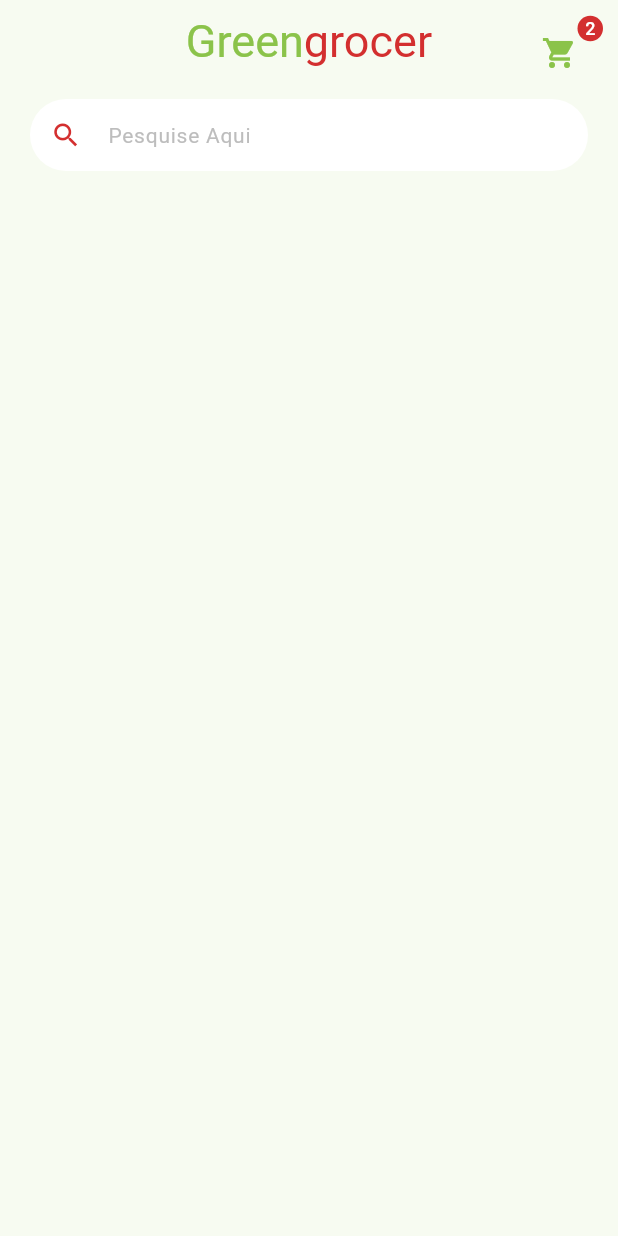
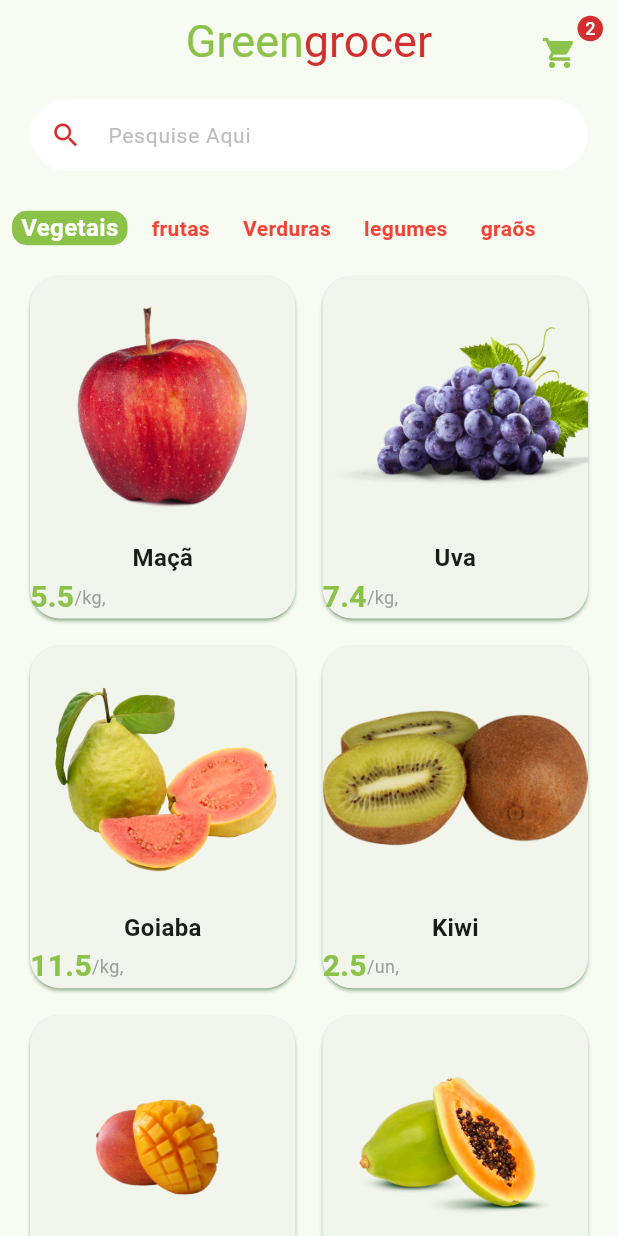
Before and after one commit to iagocarvalho07/grocerstore, a Flutter app: the HomeTab screen opened directly, on a phone screen of 412 x 824 dp. Run offline on Flutter 3.47's test engine with Material 3 defaults, Android fonts, the phone set to English and light mode, and no system bars; our stand-ins replace animated_text_kit, mask_text_input_formatter.

Commit message:
submit changes

```diff
--- a/lib/main.dart
+++ b/lib/main.dart
@@ -1,5 +1,6 @@
 import 'package:flutter/material.dart';
-import 'package:grocerstore/src/authentication/sing_in.dart';
+import 'package:flutter/widgets.dart';
+import 'package:grocerstore/src/pages/authentication/sing_in.dart';
 
 void main() {
   runApp(const MyApp());
--- /dev/null
+++ b/lib/src/config/ap_data.dart
@@ -0,0 +1,66 @@
+
+import '../models/itens_model.dart';
+
+ItemModel apple = ItemModel(
+  description:
+  'A melhor maçã da região e que conta com o melhor preço de qualquer quitanda. Este item conta com vitaminas essenciais para o fortalecimento corporal, resultando em uma vida saudável.',
+  imgUrl: 'assets/fruits/apple.png',
+  itemName: 'Maçã',
+  price: 5.5,
+  unit: 'kg',
+);
+
+ItemModel grape = ItemModel(
+  imgUrl: 'assets/fruits/grape.png',
+  itemName: 'Uva',
+  price: 7.4,
+  unit: 'kg',
+  description:
+  'A melhor uva da região e que conta com o melhor preço de qualquer quitanda. Este item conta com vitaminas essenciais para o fortalecimento corporal, resultando em uma vida saudável.',
+);
+
+ItemModel guava = ItemModel(
+  imgUrl: 'assets/fruits/guava.png',
+  itemName: 'Goiaba',
+  price: 11.5,
+  unit: 'kg',
+  description:
+  'A melhor goiaba da região e que conta com o melhor preço de qualquer quitanda. Este item conta com vitaminas essenciais para o fortalecimento corporal, resultando em uma vida saudável.',
+);
+
+ItemModel kiwi = ItemModel(
+  imgUrl: 'assets/fruits/kiwi.png',
+  itemName: 'Kiwi',
+  price: 2.5,
+  unit: 'un',
+  description:
+  'O melhor kiwi da região e que conta com o melhor preço de qualquer quitanda. Este item conta com vitaminas essenciais para o fortalecimento corporal, resultando em uma vida saudável.',
+);
+
+ItemModel mango = ItemModel(
+  imgUrl: 'assets/fruits/mango.png',
+  itemName: 'Manga',
+  price: 2.5,
+  unit: 'un',
+  description:
+  'A melhor manga da região e que conta com o melhor preço de qualquer quitanda. Este item conta com vitaminas essenciais para o fortalecimento corporal, resultando em uma vida saudável.',
+);
+
+ItemModel papaya = ItemModel(
+  imgUrl: 'assets/fruits/papaya.png',
+  itemName: 'Mamão papaya',
+  price: 8,
+  unit: 'kg',
+  description:
+  'O melhor mamão da região e que conta com o melhor preço de qualquer quitanda. Este item conta com vitaminas essenciais para o fortalecimento corporal, resultando em uma vida saudável.',
+);
+
+// Lista de produtos
+List<ItemModel> items = [
+  apple,
+  grape,
+  guava,
+  kiwi,
+  mango,
+  papaya,
+];
--- /dev/null
+++ b/lib/src/models/itens_model.dart
@@ -0,0 +1,15 @@
+class ItemModel {
+  late String itemName;
+  late String imgUrl;
+  late String unit;
+  late double price;
+  late String description;
+
+  ItemModel({
+    required this.description,
+    required this.imgUrl,
+    required this.itemName,
+    required this.unit,
+    required this.price,
+  });
+}
--- a/lib/src/authentication/sing_up_screen.dart
+++ b/lib/src/pages/authentication/sing_up_screen.dart
@@ -1,8 +1,9 @@
 import 'package:flutter/cupertino.dart';
 import 'package:flutter/material.dart';
-import 'package:grocerstore/src/components/custom_text_field.dart';
 import 'package:grocerstore/src/config/custom_color.dart';
 import 'package:mask_text_input_formatter/mask_text_input_formatter.dart';
+
+import '../components/custom_text_field.dart';
 
 class SingUpScreen extends StatelessWidget {
   SingUpScreen({super.key});
--- a/lib/src/base/base_screen.dart
+++ b/lib/src/pages/base/base_screen.dart
@@ -1,6 +1,6 @@
 import 'package:flutter/cupertino.dart';
 import 'package:flutter/material.dart';
-import 'package:grocerstore/src/home/home_tab.dart';
+import '../home/home_tab.dart';
 
 class BaseScreen extends StatefulWidget {
   const BaseScreen({super.key});
--- /dev/null
+++ b/lib/src/pages/home/components/categori_item.dart
@@ -0,0 +1,38 @@
+import 'package:flutter/material.dart';
+import 'package:grocerstore/src/config/custom_color.dart';
+
+class CategoriItem extends StatelessWidget {
+  String categorie;
+  bool isSelected;
+  final VoidCallback onPressed;
+
+  CategoriItem({
+    super.key,
+    required this.categorie,
+    required this.isSelected, required this.onPressed,
+  });
+
+  @override
+  Widget build(BuildContext context) {
+    return GestureDetector(
+      onTap: onPressed,
+      child: Align(
+        alignment: Alignment.center,
+        child: Container(
+            padding: EdgeInsets.symmetric(horizontal: 6),
+            decoration: BoxDecoration(
+                borderRadius: BorderRadius.circular(10),
+                color:
+                    isSelected ? CustomColor.customSwatColor : Colors.transparent),
+            child: Text(
+              categorie,
+              style: TextStyle(
+                color: isSelected ? Colors.white : Colors.red,
+                fontWeight: FontWeight.bold,
+                fontSize: isSelected ? 16 : 14,
+              ),
+            )),
+      ),
+    );
+  }
+}
--- /dev/null
+++ b/lib/src/pages/home/components/item_tile.dart
@@ -0,0 +1,53 @@
+import 'package:flutter/material.dart';
+import 'package:grocerstore/src/config/custom_color.dart';
+import 'package:grocerstore/src/models/itens_model.dart';
+
+class ItemTile extends StatelessWidget {
+  const ItemTile({super.key, required this.item});
+
+  final ItemModel item;
+
+  @override
+  Widget build(BuildContext context) {
+    return Card(
+      elevation: 1,
+      shadowColor: Colors.green.shade600,
+      shape: RoundedRectangleBorder(borderRadius: BorderRadius.circular(20)),
+      child: Column(
+        children: [
+          // image
+          Expanded(child: Image.asset(item.imgUrl)),
+          // nome
+          Text(
+            item.itemName,
+            style: const TextStyle(
+              fontSize: 16,
+              fontWeight: FontWeight.bold,
+            ),
+          ),
+          Row(
+            children: [
+              Text(
+                item.price.toString(),
+                style: TextStyle(
+                  fontWeight: FontWeight.bold,
+                  fontSize: 20,
+                  color: CustomColor.customSwatColor,
+                ),
+              ),
+              Text(
+                "/${item.unit},",
+                style: TextStyle(
+                  color: Colors.grey.shade500,
+                  fontSize: 12,
+                ),
+              )
+            ],
+          )
+
+          //preco -unidade
+        ],
+      ),
+    );
+  }
+}
--- a/lib/src/home/home_tab.dart
+++ b/lib/src/pages/home/home_tab.dart
@@ -1,9 +1,22 @@
 import 'package:flutter/cupertino.dart';
 import 'package:flutter/material.dart';
 import 'package:grocerstore/src/config/custom_color.dart';
+import 'package:grocerstore/src/pages/home/components/item_tile.dart';
 
-class HomeTab extends StatelessWidget {
-  const HomeTab({super.key});
+import '../../config/ap_data.dart';
+import 'components/categori_item.dart';
+
+class HomeTab extends StatefulWidget {
+  HomeTab({super.key});
+
+  @override
+  State<HomeTab> createState() => _HomeTabState();
+}
+
+class _HomeTabState extends State<HomeTab> {
+  List categories = ["Vegetais", "frutas", "Verduras", "legumes", "graõs "];
+
+  String selectedCategories = "Vegetais";
 
   @override
   Widget build(BuildContext context) {
@@ -65,6 +78,42 @@ class HomeTab extends StatelessWidget {
                       borderSide:
                           const BorderSide(width: 0, style: BorderStyle.none))),
             ),
+          ),
+          Padding(
+            padding: const EdgeInsets.all(8.0),
+            child: SizedBox(
+              height: 40,
+              child: ListView.separated(
+                  scrollDirection: Axis.horizontal,
+                  itemBuilder: (_, index) {
+                    return CategoriItem(
+                        onPressed: () {
+                          setState(() {
+                            selectedCategories = categories[index];
+                          });
+                        },
+                        categorie: categories[index],
+                        isSelected: categories[index] == selectedCategories);
+                  },
+                  separatorBuilder: (_, index) => const SizedBox(
+                        width: 10,
+                      ),
+                  itemCount: categories.length),
+            ),
+          ),
+          Expanded(
+            child: GridView.builder(
+                padding: const EdgeInsets.fromLTRB(16, 0, 16, 16),
+                physics: const BouncingScrollPhysics(),
+                gridDelegate: const SliverGridDelegateWithFixedCrossAxisCount(
+                    crossAxisCount: 2,
+                    mainAxisSpacing: 10,
+                    crossAxisSpacing: 10,
+                    childAspectRatio: 9 / 11.5),
+                itemCount: items.length,
+                itemBuilder: (_, index) {
+                  return ItemTile(item: items[index],);
+                }),
           )
         ],
       ),
```
Also changed, not shown: lib/src/pages/authentication/sing_in.dart (renamed from lib/src/authentication/sing_in.dart, +4 -3 lines), pubspec.yaml (+4 -3 lines), assets/fruits/apple.png (added), assets/fruits/grape.png (added), assets/fruits/guava.png (added), assets/fruits/kiwi.png (added), assets/fruits/mango.png (added), assets/fruits/papaya.png (added), lib/src/pages/components/custom_text_field.dart (renamed from lib/src/components/custom_text_field.dart), pubspec.lock.
